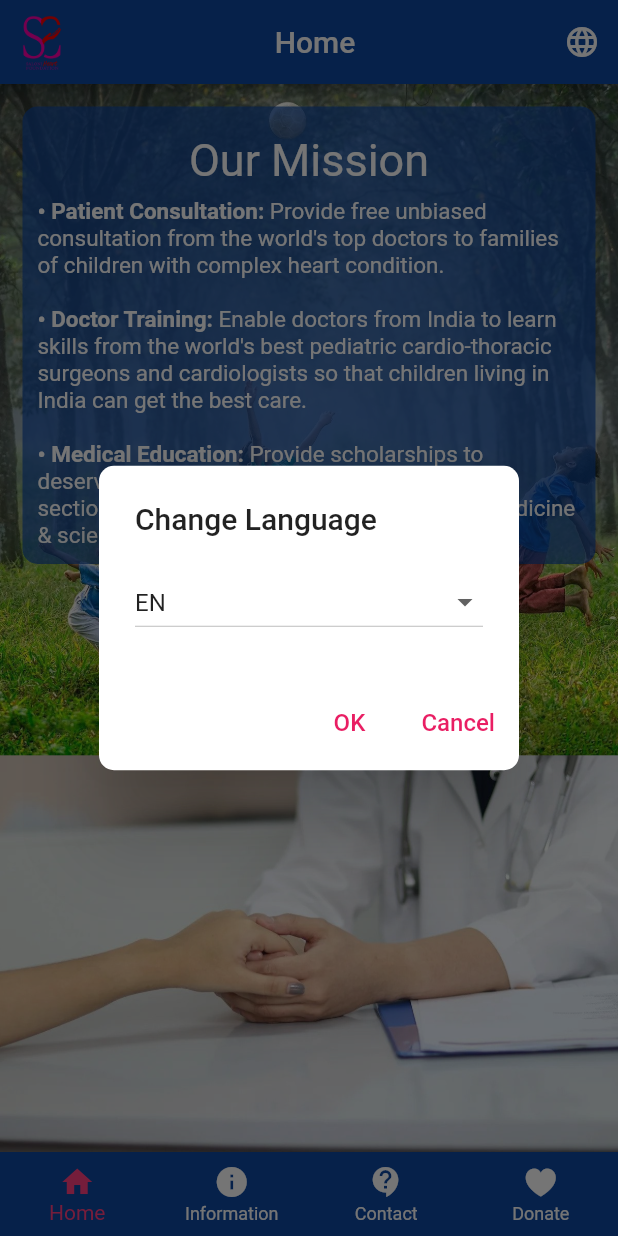
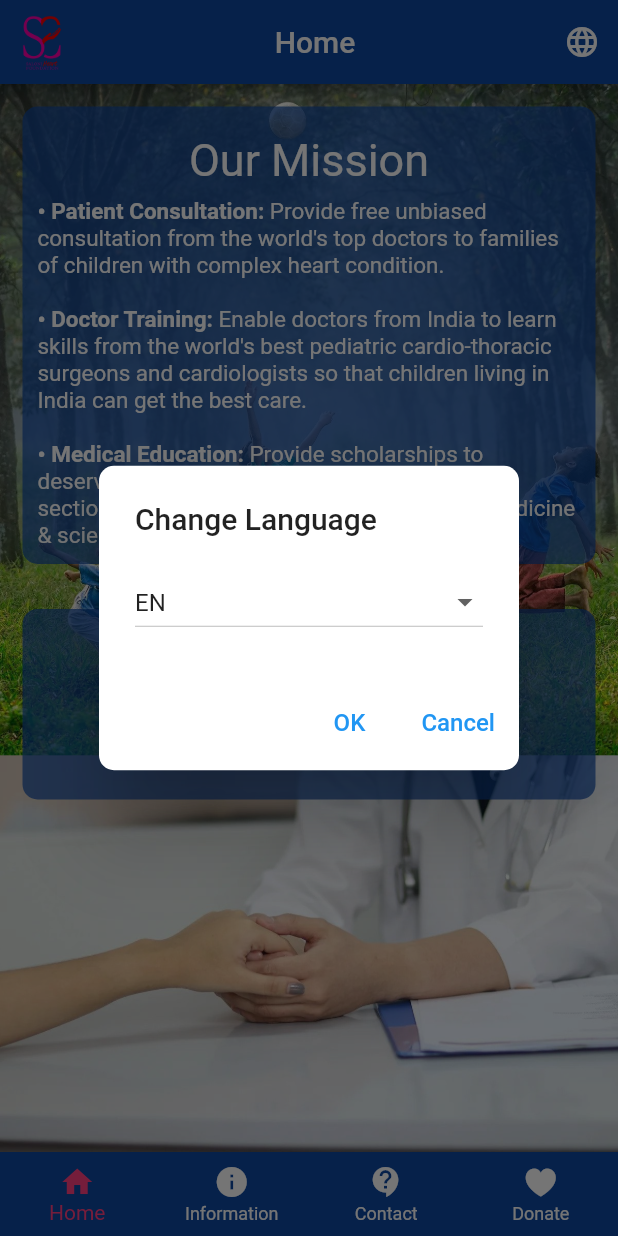
Before and after one commit to AniketW123/SaloniHeartFoundation, a Flutter app: the screen it shows after launch, after a tap on the "language" icon, on a phone screen of 412 x 824 dp. Run offline on Flutter 3.47's test engine with Material 2 defaults, Android fonts, the phone set to English and light mode, and no system bars; our stand-ins replace webview_flutter.

```diff
--- a/lib/main.dart
+++ b/lib/main.dart
@@ -8,14 +8,15 @@ import 'package:saloni_heart_foundation/util/alerts.dart';
 import 'pages/home_page.dart';
 
 void main() {
-  runApp(MaterialApp(
+  WidgetsFlutterBinding.ensureInitialized();
+  runApp(const MaterialApp(
     title: 'Saloni Heart Foundation',
-    theme: ThemeData(
-      primarySwatch: Colors.pink,
-    ),
     home: MyApp(),
   ));
 }
+
+String language = 'EN';
+String languageDropdownValue = 'EN';
 
 class MyApp extends StatefulWidget {
   const MyApp({Key? key}) : super(key: key);
@@ -25,9 +26,6 @@ class MyApp extends StatefulWidget {
 }
 
 class _MyAppState extends State<MyApp> {
-  String language = 'EN';
-  String languageDropdownValue = 'EN';
-
   int selectedIndex = 0;
   List<Widget> pages = [HomePage(), InformationPage(), ContactPage(), DonatePage()];
   List<String> titles = ['Home', 'Information', 'Contact', 'Donate'];
@@ -138,9 +136,7 @@ class _MyAppState extends State<MyApp> {
         },
       ),
       body: SafeArea(
-        child: Center(
-          child: pages.elementAt(selectedIndex),
-        ),
+        child: pages.elementAt(selectedIndex),
       ),
     );
   }
--- a/lib/pages/home_page.dart
+++ b/lib/pages/home_page.dart
@@ -1,5 +1,5 @@
 import 'package:flutter/material.dart';
-import '../util/listtile.dart';
+import '../util/listtiles.dart';
 
 class HomePage extends StatefulWidget {
   const HomePage({Key? key}) : super(key: key);
@@ -9,8 +9,8 @@ class HomePage extends StatefulWidget {
 }
 
 class _HomePageState extends State<HomePage> {
-  TextStyle missionStyle = TextStyle(fontSize: 15, color: Colors.white);
-  TextStyle missionStyleBold = TextStyle(fontSize: 15, fontWeight: FontWeight.bold, color: Colors.white);
+  TextStyle missionStyle = const TextStyle(fontSize: 15, color: Colors.white);
+  TextStyle missionStyleBold = const TextStyle(fontSize: 15, fontWeight: FontWeight.bold, color: Colors.white);
 
   @override
   Widget build(BuildContext context) {
@@ -36,6 +36,17 @@ class _HomePageState extends State<HomePage> {
               ),
             ),
           ),
+          RoundedListTile(
+              title: 'Events',
+              color: Colors.blue.shade900.withOpacity(0.7),
+              body: Column(
+                children: [
+                  ListTile(
+
+                  ),
+                ],
+              )
+          )
         ],
       ),
     );
--- a/pubspec.yaml
+++ b/pubspec.yaml
@@ -30,6 +30,7 @@ dependencies:
   flutter:
     sdk: flutter
   cupertino_icons: ^1.0.3
+  webview_flutter: ^4.0.1
 
 dev_dependencies:
   flutter_test:
@@ -43,6 +44,10 @@ flutter:
   assets:
    - assets/images/SaloniHeartFoundationLogo.png
    - assets/images/HomeBackground.jpg
+   - assets/images/InfoImage1.jpg
+#   - assets/images/InfoImage2.jpg
+   - assets/images/InfoImage3.jpg
+   - assets/images/InfoImage5.jpg
 
   # An image asset can refer to one or more resolution-specific "variants", see
   # https://flutter.dev/assets-and-images/#resolution-aware
```
Also changed, not shown: lib/pages/information_page.dart (+47 -1 lines), lib/pages/information_web_view.dart (added, +90 -0 lines), lib/util/listtiles.dart (renamed from lib/util/listtile.dart, +29 -0 lines), assets/images/InfoImage1.jpg (added), assets/images/InfoImage3.jpg (added), assets/images/InfoImage5.jpg (added), pubspec.lock, 1 other file.
